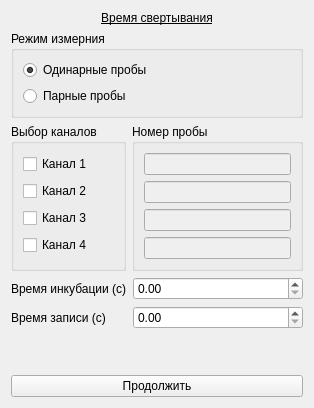
Old version of the form choisedialog/ko1.ui in the repository krang4d/Agrekola.
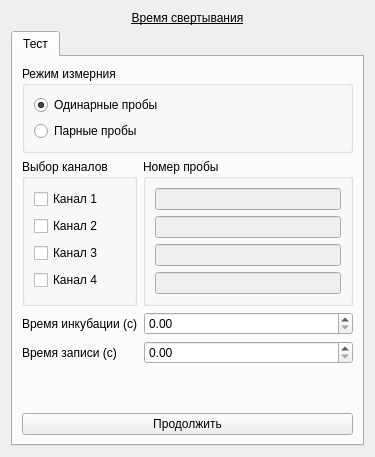
New version of the form.

```diff
--- a/choisedialog/ko1.ui
+++ b/choisedialog/ko1.ui
@@ -6,14 +6,14 @@
    <rect>
     <x>0</x>
     <y>0</y>
-    <width>314</width>
-    <height>379</height>
+    <width>375</width>
+    <height>426</height>
    </rect>
   </property>
   <property name="windowTitle">
    <string>Form</string>
   </property>
-  <layout class="QVBoxLayout" name="verticalLayout">
+  <layout class="QVBoxLayout" name="verticalLayout_5">
    <item>
     <widget class="QLabel" name="label_ko1">
      <property name="sizePolicy">
@@ -31,6 +31,16 @@
     </widget>
    </item>
    <item>
+    <widget class="QTabWidget" name="tabWidget">
+     <property name="currentIndex">
+      <number>0</number>
+     </property>
+     <widget class="QWidget" name="tab">
+      <attribute name="title">
+       <string>Тест</string>
+      </attribute>
+      <layout class="QVBoxLayout" name="verticalLayout">
+       <item>
     <widget class="QGroupBox" name="groupBox_testProbe">
      <property name="sizePolicy">
       <sizepolicy hsizetype="Preferred" vsizetype="Fixed">
@@ -191,7 +201,7 @@
      <property name="sizeHint" stdset="0">
       <size>
        <width>20</width>
-       <height>40</height>
+           <height>41</height>
       </size>
      </property>
     </spacer>
@@ -201,6 +211,10 @@
      <property name="text">
       <string>Продолжить</string>
      </property>
+        </widget>
+       </item>
+      </layout>
+     </widget>
     </widget>
    </item>
   </layout>
```
Lines whose indentation alone changed are shown as unchanged.
